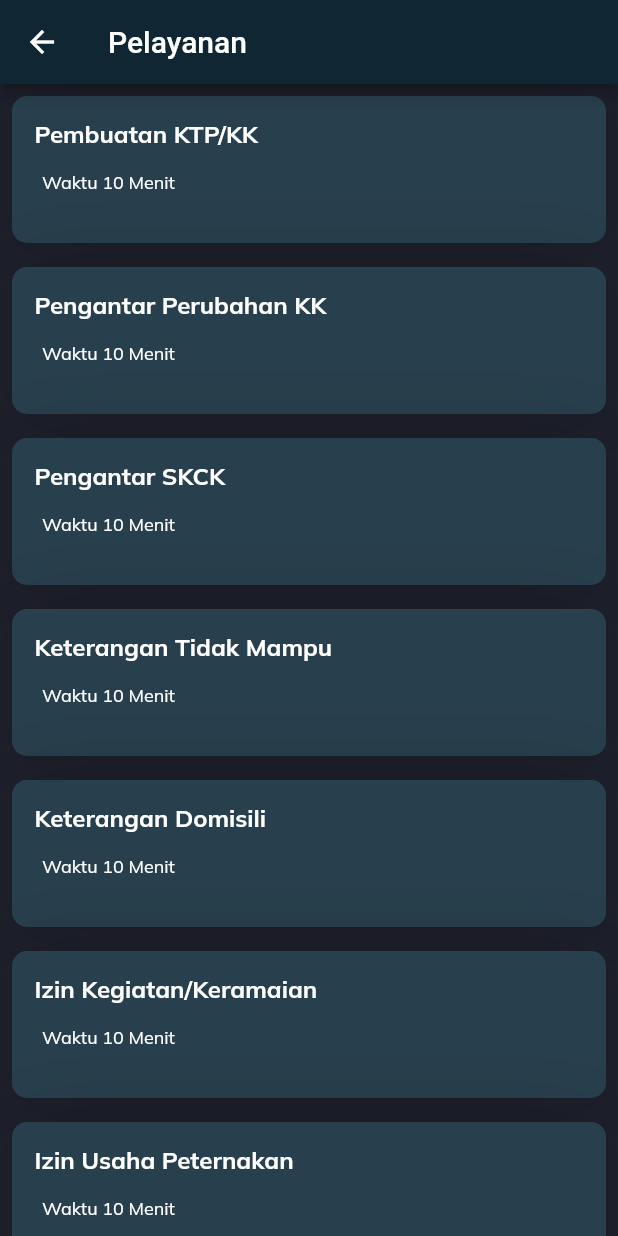
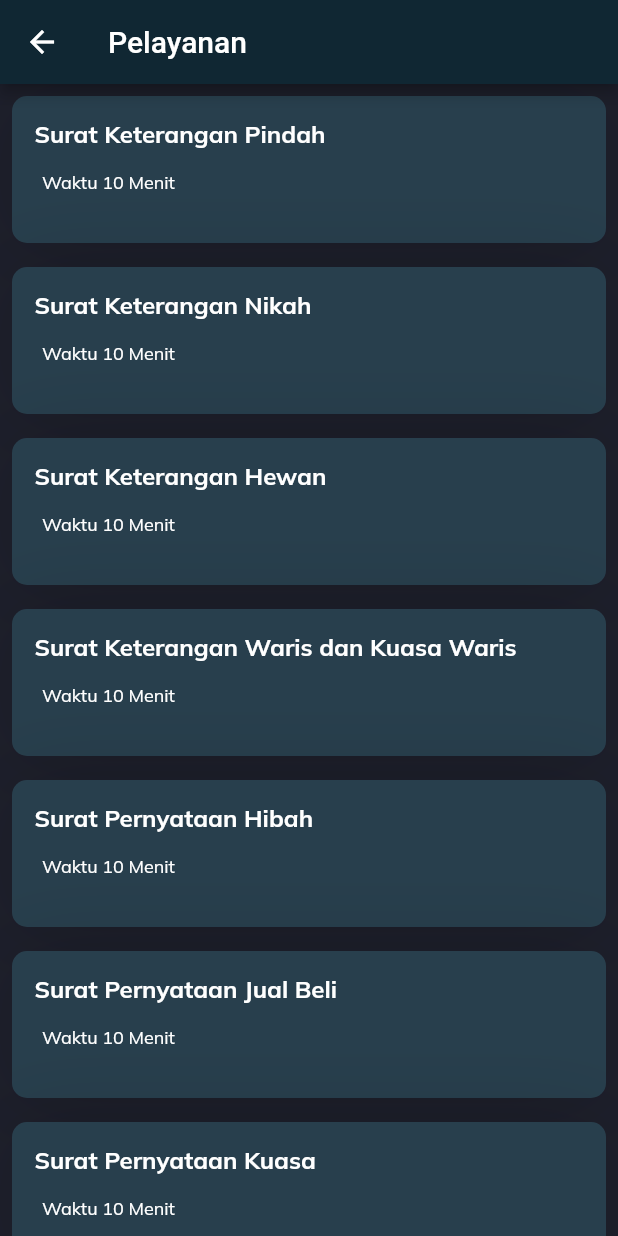
Before and after one commit to asyrawih/appdesa, a Flutter app: the Pelayanan screen opened directly, on a phone screen of 412 x 824 dp. Run offline on Flutter 3.47's test engine with Material 2 defaults, Android fonts, the phone set to English and light mode, and no system bars; our stand-ins replace charts_flutter, google_fonts, google_maps_flutter, line_awesome_icons, location, splashscreen and 1 more; missing offline and left inert: timeline.

```diff
--- a/lib/screen/Pelayanan.dart
+++ b/lib/screen/Pelayanan.dart
@@ -18,77 +18,54 @@ class _PelayananState extends State<Pelayanan> {
 
   final List<PelayananModel> pelayanan = [
     PelayananModel(
-      judul: 'Pembuatan KTP/KK',
+      judul: 'Surat Keterangan Pindah',
       biaya: 'Gratis',
       waktu: '10 Menit',
       syrat: syrat,
     ),
     PelayananModel(
-      judul: 'Pengantar Perubahan KK',
+      judul: 'Surat Keterangan Nikah',
       biaya: 'Gratis',
       waktu: '10 Menit',
       syrat: syrat,
     ),
     PelayananModel(
-      judul: 'Pengantar SKCK',
+      judul: 'Surat Keterangan Hewan',
       biaya: 'Gratis',
       waktu: '10 Menit',
       syrat: syrat,
     ),
     PelayananModel(
-      judul: 'Keterangan Tidak Mampu',
+      judul: 'Surat Keterangan Waris dan Kuasa Waris',
       biaya: 'Gratis',
       waktu: '10 Menit',
       syrat: syrat,
     ),
     PelayananModel(
-      judul: 'Keterangan Domisili',
+      judul: 'Surat Pernyataan Hibah',
       biaya: 'Gratis',
       waktu: '10 Menit',
       syrat: syrat,
     ),
     PelayananModel(
-      judul: 'Izin Kegiatan/Keramaian',
+      judul: 'Surat Pernyataan Jual Beli',
       biaya: 'Gratis',
       waktu: '10 Menit',
       syrat: syrat,
     ),
     PelayananModel(
-      judul: 'Izin Usaha Peternakan',
+      judul: 'Surat Pernyataan Kuasa',
       biaya: 'Gratis',
       waktu: '10 Menit',
       syrat: syrat,
     ),
     PelayananModel(
-      judul: 'Izin Lembaga Kursus',
+      judul: 'Surat Pernyataan Tanggung jawab \n Mutlak (SPTM)',
       biaya: 'Gratis',
       waktu: '10 Menit',
       syrat: syrat,
     ),
-    PelayananModel(
-      judul: 'Izin Mendirikan Bangunan',
-      biaya: 'Gratis',
-      waktu: '10 Menit',
-      syrat: syrat,
-    ),
-    PelayananModel(
-      judul: 'Izin Mend. Bangunan',
-      biaya: 'Gratis',
-      waktu: '10 Menit',
-      syrat: syrat,
-    ),
-    PelayananModel(
-      judul: 'Izin Lokasi',
-      biaya: 'Gratis',
-      waktu: '10 Menit',
-      syrat: syrat,
-    ),
-    PelayananModel(
-      judul: 'Izin Gangguan/HO',
-      biaya: 'Gratis',
-      waktu: '10 Menit',
-      syrat: syrat,
-    ),
+
   ];
 
   @override
--- a/lib/widgets/ChartStatistik.dart
+++ b/lib/widgets/ChartStatistik.dart
@@ -18,18 +18,18 @@ class ChartStatistik extends StatelessWidget {
     ];
     return Container(
       height: 500,
-      width: 500,
-      padding: EdgeInsets.all(20),
+      width: MediaQuery.of(context).size.width ,
+      padding: EdgeInsets.all(10.0),
       child: Card(
         child: Column(
           children: <Widget>[
             Expanded(
+              flex: 1,
               child: charts.BarChart(
                 chart,
                 animate: true,
               ),
             ),
-            SizedBox(height: 20.0),
           ],
         ),
       ),
```
Also changed, not shown: lib/screen/BumDes.dart (+14 -14 lines), lib/screen/Statik.dart (+35 -12 lines).
